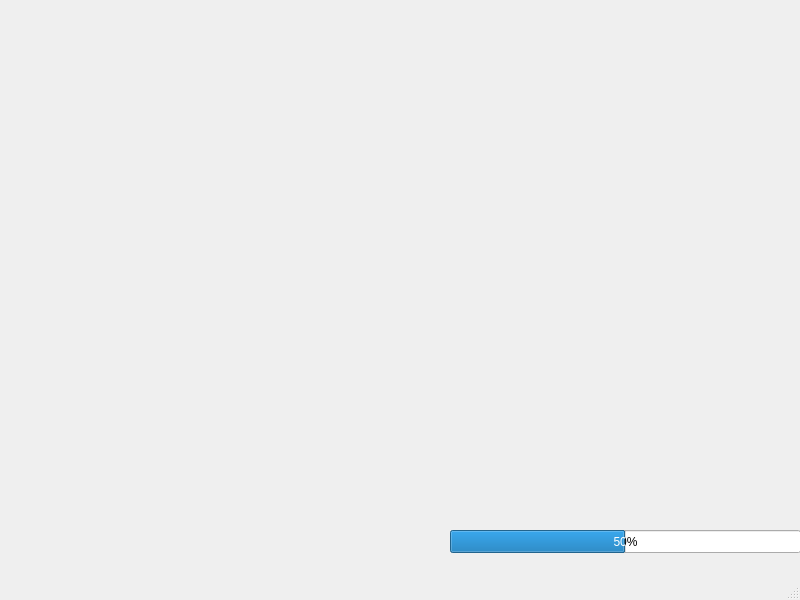
Above: mainwindow.ui from RomanovAG/Project-practice-ICIS-December before the change. Below: the same form after it.
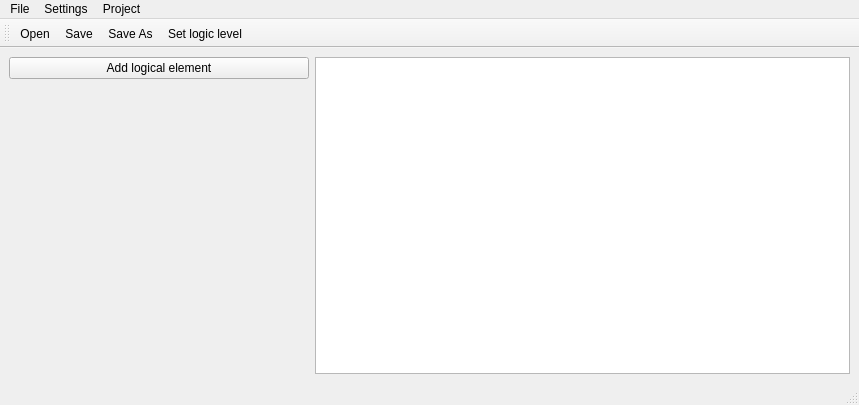
That is the form after the change.

```diff
--- a/mainwindow.ui
+++ b/mainwindow.ui
@@ -6,57 +6,135 @@
    <rect>
     <x>0</x>
     <y>0</y>
-    <width>800</width>
-    <height>600</height>
+    <width>859</width>
+    <height>405</height>
    </rect>
   </property>
+  <property name="sizePolicy">
+   <sizepolicy hsizetype="Ignored" vsizetype="Ignored">
+    <horstretch>0</horstretch>
+    <verstretch>0</verstretch>
+   </sizepolicy>
+  </property>
   <property name="cursor">
    <cursorShape>ArrowCursor</cursorShape>
   </property>
   <property name="windowTitle">
    <string>MainWindow</string>
   </property>
+  <property name="tabShape">
+   <enum>QTabWidget::Rounded</enum>
+  </property>
   <widget class="QWidget" name="centralwidget">
-   <widget class="QProgressBar" name="progressBar">
-    <property name="enabled">
-     <bool>true</bool>
-    </property>
-    <property name="geometry">
-     <rect>
-      <x>450</x>
-      <y>530</y>
-      <width>351</width>
-      <height>23</height>
-     </rect>
-    </property>
-    <property name="value">
-     <number>50</number>
-    </property>
-    <property name="alignment">
-     <set>Qt::AlignBottom|Qt::AlignRight|Qt::AlignTrailing</set>
-    </property>
-    <property name="orientation">
-     <enum>Qt::Horizontal</enum>
-    </property>
-    <property name="invertedAppearance">
-     <bool>false</bool>
-    </property>
-    <property name="textDirection">
-     <enum>QProgressBar::TopToBottom</enum>
-    </property>
-   </widget>
+   <property name="enabled">
+    <bool>true</bool>
+   </property>
+   <property name="sizePolicy">
+    <sizepolicy hsizetype="Maximum" vsizetype="Maximum">
+     <horstretch>0</horstretch>
+     <verstretch>0</verstretch>
+    </sizepolicy>
+   </property>
+   <property name="layoutDirection">
+    <enum>Qt::LeftToRight</enum>
+   </property>
+   <layout class="QGridLayout" name="gridLayout">
+    <item row="2" column="0">
+     <spacer name="horizontalSpacer">
+      <property name="orientation">
+       <enum>Qt::Horizontal</enum>
+      </property>
+      <property name="sizeType">
+       <enum>QSizePolicy::Minimum</enum>
+      </property>
+      <property name="sizeHint" stdset="0">
+       <size>
+        <width>300</width>
+        <height>100</height>
+       </size>
+      </property>
+     </spacer>
+    </item>
+    <item row="0" column="1" rowspan="3">
+     <widget class="QGraphicsView" name="graphicsView"/>
+    </item>
+    <item row="0" column="0">
+     <widget class="QPushButton" name="pushButton">
+      <property name="text">
+       <string>Add logical element</string>
+      </property>
+     </widget>
+    </item>
+   </layout>
   </widget>
   <widget class="QMenuBar" name="menubar">
    <property name="geometry">
     <rect>
      <x>0</x>
      <y>0</y>
-     <width>800</width>
-     <height>21</height>
+     <width>859</width>
+     <height>26</height>
     </rect>
    </property>
+   <widget class="QMenu" name="menuFile">
+    <property name="title">
+     <string>File</string>
+    </property>
+    <addaction name="actionOpen"/>
+    <addaction name="actionSave"/>
+    <addaction name="actionSave_As"/>
+   </widget>
+   <widget class="QMenu" name="menuSettings">
+    <property name="title">
+     <string>Settings</string>
+    </property>
+   </widget>
+   <widget class="QMenu" name="menuProject">
+    <property name="title">
+     <string>Project</string>
+    </property>
+    <addaction name="actionSet_logic_level"/>
+   </widget>
+   <addaction name="menuFile"/>
+   <addaction name="menuSettings"/>
+   <addaction name="menuProject"/>
   </widget>
-  <widget class="QStatusBar" name="statusbar"/>
+  <widget class="QStatusBar" name="statusBar"/>
+  <widget class="QToolBar" name="toolBar">
+   <property name="windowTitle">
+    <string>toolBar</string>
+   </property>
+   <attribute name="toolBarArea">
+    <enum>TopToolBarArea</enum>
+   </attribute>
+   <attribute name="toolBarBreak">
+    <bool>false</bool>
+   </attribute>
+   <addaction name="actionOpen"/>
+   <addaction name="actionSave"/>
+   <addaction name="actionSave_As"/>
+   <addaction name="actionSet_logic_level"/>
+  </widget>
+  <action name="actionOpen">
+   <property name="text">
+    <string>Open</string>
+   </property>
+  </action>
+  <action name="actionSave">
+   <property name="text">
+    <string>Save</string>
+   </property>
+  </action>
+  <action name="actionSave_As">
+   <property name="text">
+    <string>Save As</string>
+   </property>
+  </action>
+  <action name="actionSet_logic_level">
+   <property name="text">
+    <string>Set logic level</string>
+   </property>
+  </action>
  </widget>
  <resources/>
  <connections/>
```
